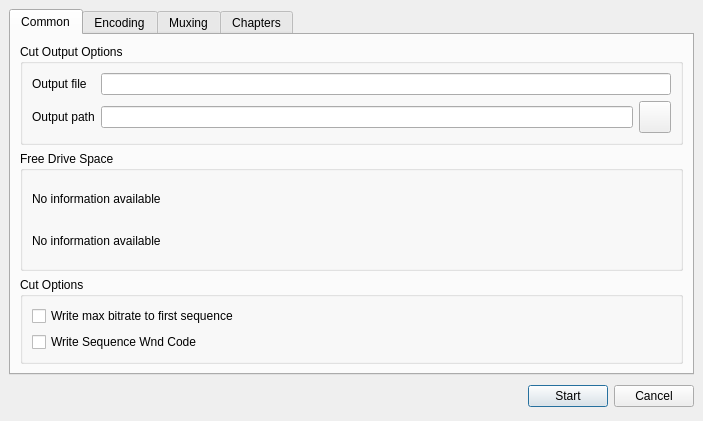
Qt form trunk/ui/avcutdialog.ui (BackupTheBerlios/ttcut-svn) before a commit.
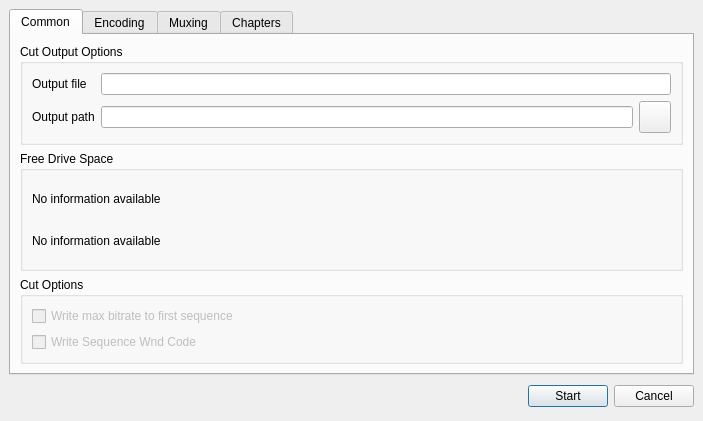
The same form after that commit. Icons and pictures are not drawn. Custom widgets are drawn as their Qt base class.

Commit message: add designer ui for cut preview widget

Patch:
```diff
--- a/trunk/ui/avcutdialog.ui
+++ b/trunk/ui/avcutdialog.ui
@@ -61,6 +61,9 @@
    </item>
    <item row="0" column="0" >
     <widget class="QTabWidget" name="tabWidget" >
+     <property name="enabled" >
+      <bool>true</bool>
+     </property>
      <widget class="QWidget" name="tabCommon" >
       <attribute name="title" >
        <string>Common</string>
@@ -183,6 +186,9 @@
           </property>
           <item row="1" column="0" >
            <widget class="QCheckBox" name="cbEndCode" >
+            <property name="enabled" >
+             <bool>false</bool>
+            </property>
             <property name="text" >
              <string>Write Sequence Wnd Code</string>
             </property>
@@ -190,6 +196,9 @@
           </item>
           <item row="0" column="0" >
            <widget class="QCheckBox" name="cbMaxBitrate" >
+            <property name="enabled" >
+             <bool>false</bool>
+            </property>
             <property name="text" >
              <string>Write max bitrate to first sequence</string>
             </property>
```
Left out of the diff: 9 changed lines with no effect on the pictures. The commit also changes 6 other files.
